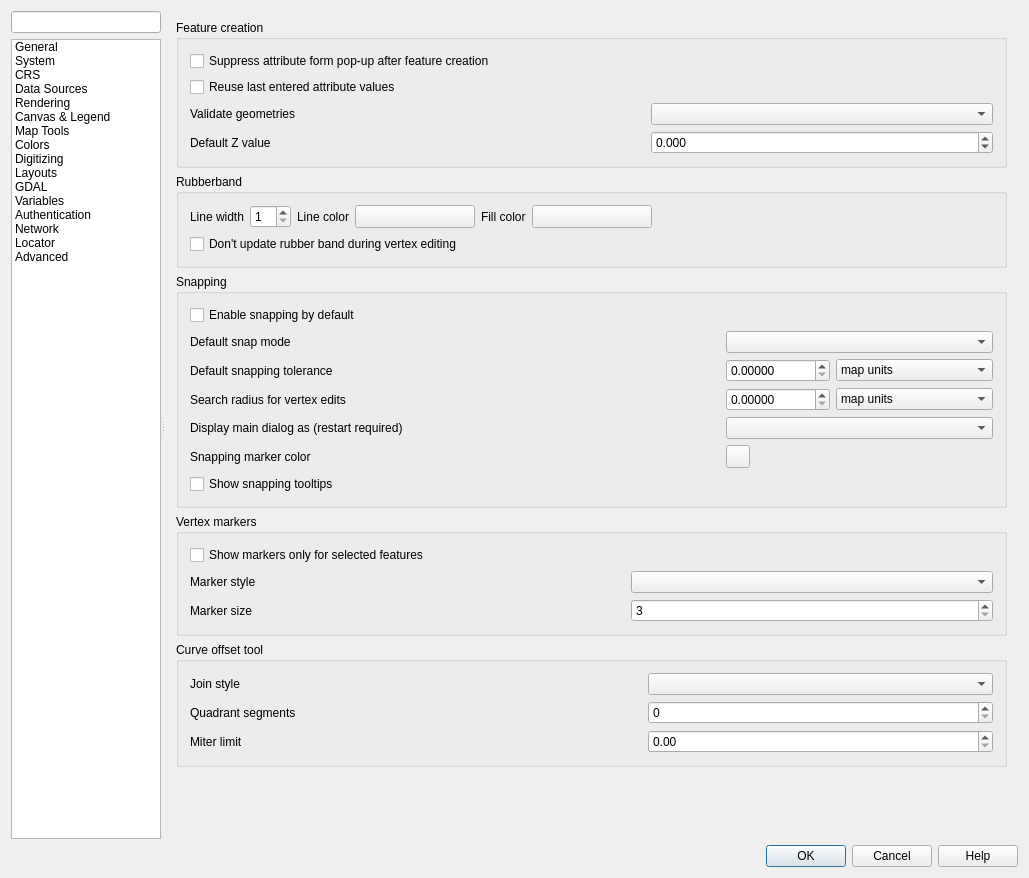
The window that src/ui/qgsoptionsbase.ui (qgis/QGIS) describes before a commit, drawn with Qt 5.
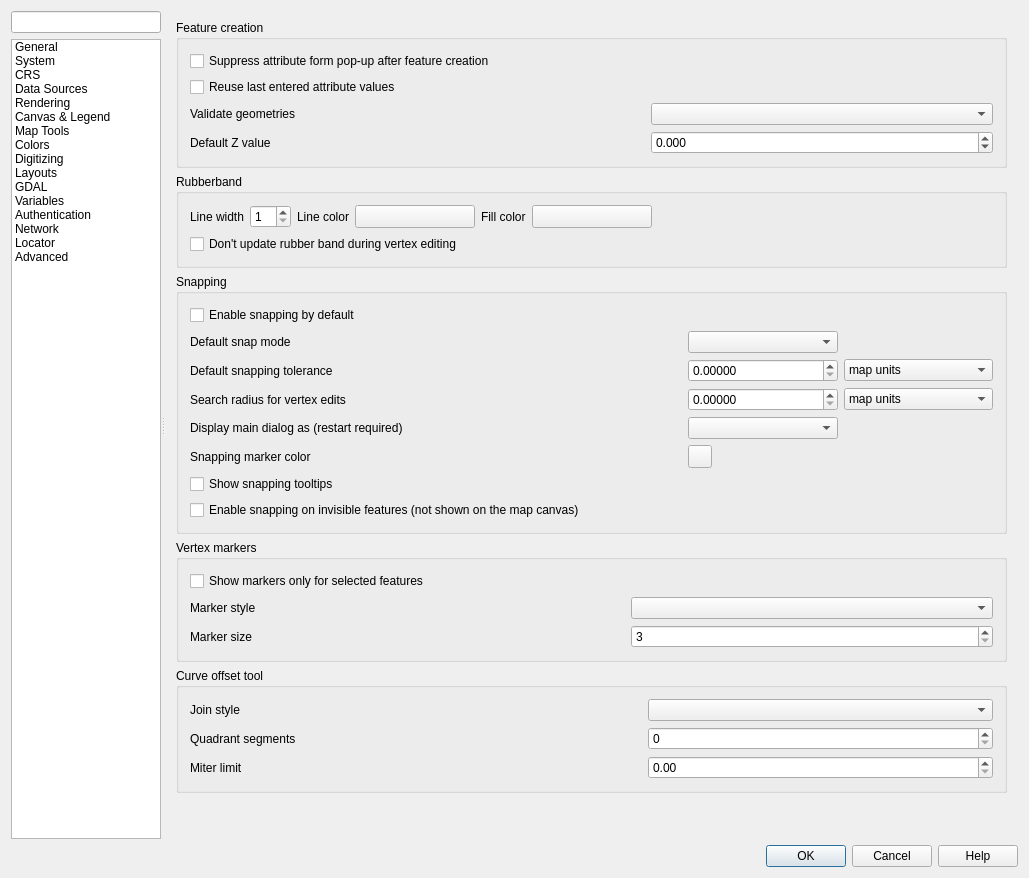
The same window after the commit. The open tabs and pages were chosen to show the change. Icons and pictures are not drawn. Custom widgets are drawn as their Qt base class.

Commit message: Fix snapping on invisible geometry

Patch:
```diff
--- a/src/ui/qgsoptionsbase.ui
+++ b/src/ui/qgsoptionsbase.ui
@@ -320,7 +320,7 @@
        <item>
         <widget class="QStackedWidget" name="mOptionsStackedWidget">
          <property name="currentIndex">
-          <number>7</number>
+          <number>8</number>
          </property>
          <widget class="QWidget" name="mOptionsPageGeneral">
           <layout class="QVBoxLayout" name="verticalLayout_3">
@@ -349,8 +349,8 @@
                <rect>
                 <x>0</x>
                 <y>0</y>
-                <width>843</width>
-                <height>839</height>
+                <width>411</width>
+                <height>662</height>
                </rect>
               </property>
               <layout class="QVBoxLayout" name="verticalLayout_28">
@@ -654,12 +654,12 @@
                     </property>
                     <item row="1" column="0">
                      <widget class="QCheckBox" name="mDataSourceManagerNonModal">
-                      <property name="text">
-                       <string>Modeless data source manager dialog</string>
-                      </property>
                       <property name="toolTip">
                        <string>A modeless dialog allows you to interact with QGIS main window and dialogs.</string>
                       </property>
+                      <property name="text">
+                       <string>Modeless data source manager dialog</string>
+                      </property>
                      </widget>
                     </item>
                     <item row="1" column="1">
@@ -1040,8 +1040,8 @@
                <rect>
                 <x>0</x>
                 <y>0</y>
-                <width>843</width>
-                <height>1110</height>
+                <width>437</width>
+                <height>1011</height>
                </rect>
               </property>
               <layout class="QVBoxLayout" name="verticalLayout_22">
@@ -1576,8 +1576,8 @@
                <rect>
                 <x>0</x>
                 <y>0</y>
-                <width>857</width>
-                <height>826</height>
+                <width>443</width>
+                <height>312</height>
                </rect>
               </property>
               <layout class="QGridLayout" name="gridLayout_15">
@@ -1743,8 +1743,8 @@
                <rect>
                 <x>0</x>
                 <y>0</y>
-                <width>857</width>
-                <height>826</height>
+                <width>393</width>
+                <height>648</height>
                </rect>
               </property>
               <layout class="QVBoxLayout" name="verticalLayout_27">
@@ -2111,8 +2111,8 @@
                <rect>
                 <x>0</x>
                 <y>0</y>
-                <width>843</width>
-                <height>1110</height>
+                <width>541</width>
+                <height>866</height>
                </rect>
               </property>
               <layout class="QGridLayout" name="gridLayout_22">
@@ -2862,8 +2862,8 @@
                <rect>
                 <x>0</x>
                 <y>0</y>
-                <width>857</width>
-                <height>826</height>
+                <width>449</width>
+                <height>195</height>
                </rect>
               </property>
               <layout class="QVBoxLayout" name="verticalLayout_25">
@@ -3119,8 +3119,8 @@
                <rect>
                 <x>0</x>
                 <y>0</y>
-                <width>857</width>
-                <height>826</height>
+                <width>515</width>
+                <height>527</height>
                </rect>
               </property>
               <layout class="QVBoxLayout" name="verticalLayout_30">
@@ -3563,8 +3563,8 @@
                <rect>
                 <x>0</x>
                 <y>0</y>
-                <width>857</width>
-                <height>826</height>
+                <width>124</width>
+                <height>230</height>
                </rect>
               </property>
               <layout class="QHBoxLayout" name="horizontalLayout_46">
@@ -3731,8 +3731,8 @@
                <rect>
                 <x>0</x>
                 <y>0</y>
-                <width>572</width>
-                <height>889</height>
+                <width>862</width>
+                <height>838</height>
                </rect>
               </property>
               <layout class="QVBoxLayout" name="verticalLayout_31">
@@ -3954,85 +3954,35 @@
                  <property name="title">
                   <string>Snapping</string>
                  </property>
-                 <layout class="QGridLayout" name="_10">
-                  <item row="6" column="5">
-                   <widget class="QgsColorButton" name="mSnappingMarkerColorButton"/>
-                  </item>
-                  <item row="1" column="1" colspan="6">
+                 <layout class="QGridLayout" name="gridLayout_3">
+                  <item row="0" column="0" colspan="4">
                    <widget class="QCheckBox" name="mSnappingEnabledDefault">
                     <property name="text">
                      <string>Enable snapping by default</string>
                     </property>
                    </widget>
                   </item>
-                  <item row="5" column="1">
-                   <widget class="QLabel" name="label_49">
-                    <property name="text">
-                     <string>Display main dialog as (restart required)</string>
-                    </property>
-                   </widget>
-                  </item>
-                  <item row="6" column="1">
-                   <widget class="QLabel" name="label_2">
-                    <property name="text">
-                     <string>Snapping marker color</string>
-                    </property>
-                   </widget>
-                  </item>
-                  <item row="2" column="1">
+                  <item row="1" column="0">
                    <widget class="QLabel" name="mDefaultSnapModeLabel">
                     <property name="text">
                      <string>Default snap mode</string>
                     </property>
                    </widget>
                   </item>
-                  <item row="3" column="6">
-                   <widget class="QComboBox" name="mDefaultSnappingToleranceComboBox">
-                    <property name="sizePolicy">
-                     <sizepolicy hsizetype="Expanding" vsizetype="Fixed">
-                      <horstretch>0</horstretch>
-                      <verstretch>0</verstretch>
-                     </sizepolicy>
-                    </property>
-                    <item>
-                     <property name="text">
-                      <string>map units</string>
-                     </property>
-                    </item>
-                    <item>
-                     <property name="text">
-                      <string>pixels</string>
-                     </property>
-                    </item>
-                   </widget>
-                  </item>
-                  <item row="4" column="4">
+                  <item row="1" column="1">
                    <spacer>
                     <property name="orientation">
                      <enum>Qt::Horizontal</enum>
                     </property>
                     <property name="sizeHint" stdset="0">
                      <size>
-                      <width>61</width>
-                      <height>20</height>
+                      <width>273</width>
+                      <height>19</height>
                      </size>
                     </property>
                    </spacer>
                   </item>
-                  <item row="3" column="3" colspan="2">
-                   <spacer>
-                    <property name="orientation">
-                     <enum>Qt::Horizontal</enum>
-                    </property>
-                    <property name="sizeHint" stdset="0">
-                     <size>
-                      <width>241</width>
-                      <height>20</height>
-                     </size>
-                    </property>
-                   </spacer>
-                  </item>
-                  <item row="2" column="5" colspan="2">
+                  <item row="1" column="2">
                    <widget class="QComboBox" name="mDefaultSnapModeComboBox">
                     <property name="sizePolicy">
                      <sizepolicy hsizetype="Expanding" vsizetype="Fixed">
@@ -4042,31 +3992,27 @@
                     </property>
                    </widget>
                   </item>
-                  <item row="4" column="6">
-                   <widget class="QComboBox" name="mSearchRadiusVertexEditComboBox">
-                    <item>
-                     <property name="text">
-                      <string>map units</string>
-                     </property>
-                    </item>
-                    <item>
-                     <property name="text">
-                      <string>pixels</string>
-                     </property>
-                    </item>
+                  <item row="2" column="0">
+                   <widget class="QLabel" name="mDefaultSnappingToleranceTextLabel">
+                    <property name="text">
+                     <string>Default snapping tolerance</string>
+                    </property>
                    </widget>
                   </item>
-                  <item row="4" column="5">
-                   <widget class="QDoubleSpinBox" name="mSearchRadiusVertexEditSpinBox">
-                    <property name="decimals">
-                     <number>5</number>
+                  <item row="2" column="1">
+                   <spacer>
+                    <property name="orientation">
+                     <enum>Qt::Horizontal</enum>
                     </property>
-                    <property name="maximum">
-                     <double>99999999.989999994635582</double>
+                    <property name="sizeHint" stdset="0">
+                     <size>
+                      <width>241</width>
+                      <height>20</height>
+                     </size>
                     </property>
-                   </widget>
+                   </spacer>
                   </item>
-                  <item row="3" column="5">
+                  <item row="2" column="2">
                    <widget class="QDoubleSpinBox" name="mDefaultSnappingToleranceSpinBox">
                     <property name="decimals">
                      <number>5</number>
@@ -4076,43 +4022,104 @@
                     </property>
                    </widget>
                   </item>
-                  <item row="2" column="2" colspan="3">
-                   <spacer>
-                    <property name="orientation">
-                     <enum>Qt::Horizontal</enum>
+                  <item row="2" column="3">
+                   <widget class="QComboBox" name="mDefaultSnappingToleranceComboBox">
+                    <property name="sizePolicy">
+                     <sizepolicy hsizetype="Expanding" vsizetype="Fixed">
+                      <horstretch>0</horstretch>
+                      <verstretch>0</verstretch>
+                     </sizepolicy>
                     </property>
-                    <property name="sizeHint" stdset="0">
-                     <size>
-                      <width>311</width>
-                      <height>20</height>
-                     </size>
-                    </property>
-                   </spacer>
+                    <item>
+                     <property name="text">
+                      <string>map units</string>
+                     </property>
+                    </item>
+                    <item>
+                     <property name="text">
+                      <string>pixels</string>
+                     </property>
+                    </item>
+                   </widget>
                   </item>
-                  <item row="5" column="5" colspan="2">
-                   <widget class="QComboBox" name="mSnappingMainDialogComboBox"/>
-                  </item>
-                  <item row="4" column="1" colspan="3">
+                  <item row="3" column="0">
                    <widget class="QLabel" name="mVertexSearchRadiusVertexEditLabel">
                     <property name="text">
                      <string>Search radius for vertex edits</string>
                     </property>
                    </widget>
                   </item>
-                  <item row="3" column="1" colspan="2">
-                   <widget class="QLabel" name="mDefaultSnappingToleranceTextLabel">
+                  <item row="3" column="1">
+                   <spacer>
+                    <property name="orientation">
+                     <enum>Qt::Horizontal</enum>
+                    </property>
+                    <property name="sizeHint" stdset="0">
+                     <size>
+                      <width>61</width>
+                      <height>20</height>
+                     </size>
+                    </property>
+                   </spacer>
+                  </item>
+                  <item row="3" column="2">
+                   <widget class="QDoubleSpinBox" name="mSearchRadiusVertexEditSpinBox">
+                    <property name="decimals">
+                     <number>5</number>
+                    </property>
+                    <property name="maximum">
+                     <double>99999999.989999994635582</double>
+                    </property>
+                   </widget>
+                  </item>
+                  <item row="3" column="3">
+                   <widget class="QComboBox" name="mSearchRadiusVertexEditComboBox">
+                    <item>
+                     <property name="text">
+                      <string>map units</string>
+                     </property>
+                    </item>
+                    <item>
+                     <property name="text">
+                      <string>pixels</string>
+                     </property>
+                    </item>
+                   </widget>
+                  </item>
+                  <item row="4" column="0">
+                   <widget class="QLabel" name="label_49">
                     <property name="text">
-                     <string>Default snapping tolerance</string>
+                     <string>Display main dialog as (restart required)</string>
                     </property>
                    </widget>
                   </item>
-                  <item row="7" column="1" colspan="6">
+                  <item row="4" column="2">
+                   <widget class="QComboBox" name="mSnappingMainDialogComboBox"/>
+                  </item>
+                  <item row="5" column="0">
+                   <widget class="QLabel" name="label_2">
+                    <property name="text">
+                     <string>Snapping marker color</string>
+                    </property>
+                   </widget>
+                  </item>
+                  <item row="5" column="2">
+                   <widget class="QgsColorButton" name="mSnappingMarkerColorButton"/>
+                  </item>
+                  <item row="6" column="0" colspan="4">
                    <widget class="QCheckBox" name="mSnappingTooltipsCheckbox">
                     <property name="text">
                      <string>Show snapping tooltips</string>
                     </property>
                    </widget>
                   </item>
+                  <item row="7" column="0" colspan="4">
+                   <widget class="QCheckBox" name="mEnableSnappingOnInvisibleFeatureCheckbox">
+                    <property name="text">
+                     <string>Enable snapping on invisible features (not shown on the map canvas)</string>
+                    </property>
+                   </widget>
+                  </item>
                  </layout>
                 </widget>
                </item>
@@ -4326,8 +4333,8 @@
                <rect>
                 <x>0</x>
                 <y>0</y>
-                <width>509</width>
-                <height>623</height>
+                <width>390</width>
+                <height>539</height>
                </rect>
               </property>
               <layout class="QVBoxLayout" name="verticalLayout_39">
@@ -4595,8 +4602,8 @@
                <rect>
                 <x>0</x>
                 <y>0</y>
-                <width>435</width>
-                <height>402</height>
+                <width>862</width>
+                <height>838</height>
                </rect>
               </property>
               <layout class="QVBoxLayout" name="verticalLayout_6">
@@ -4764,8 +4771,8 @@
                <rect>
                 <x>0</x>
                 <y>0</y>
-                <width>655</width>
-                <height>768</height>
+                <width>862</width>
+                <height>838</height>
                </rect>
               </property>
               <layout class="QVBoxLayout" name="verticalLayout_33">
```
Left out of the diff: 2 changed lines with no effect on the pictures. The commit also changes 13 other files.
